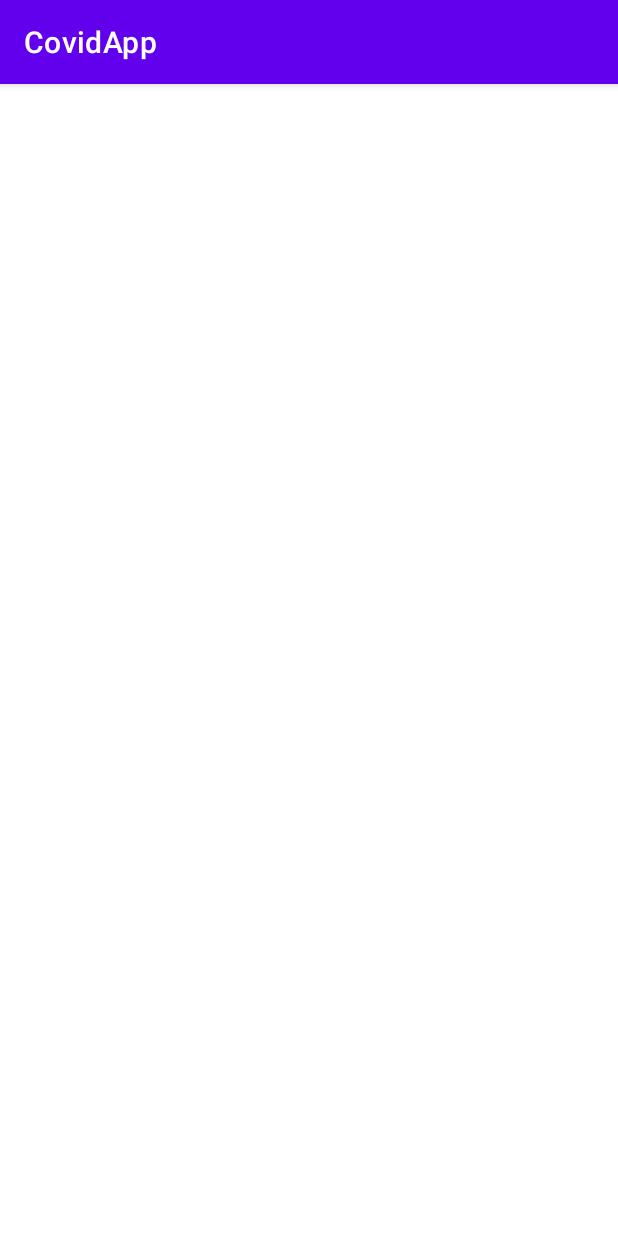
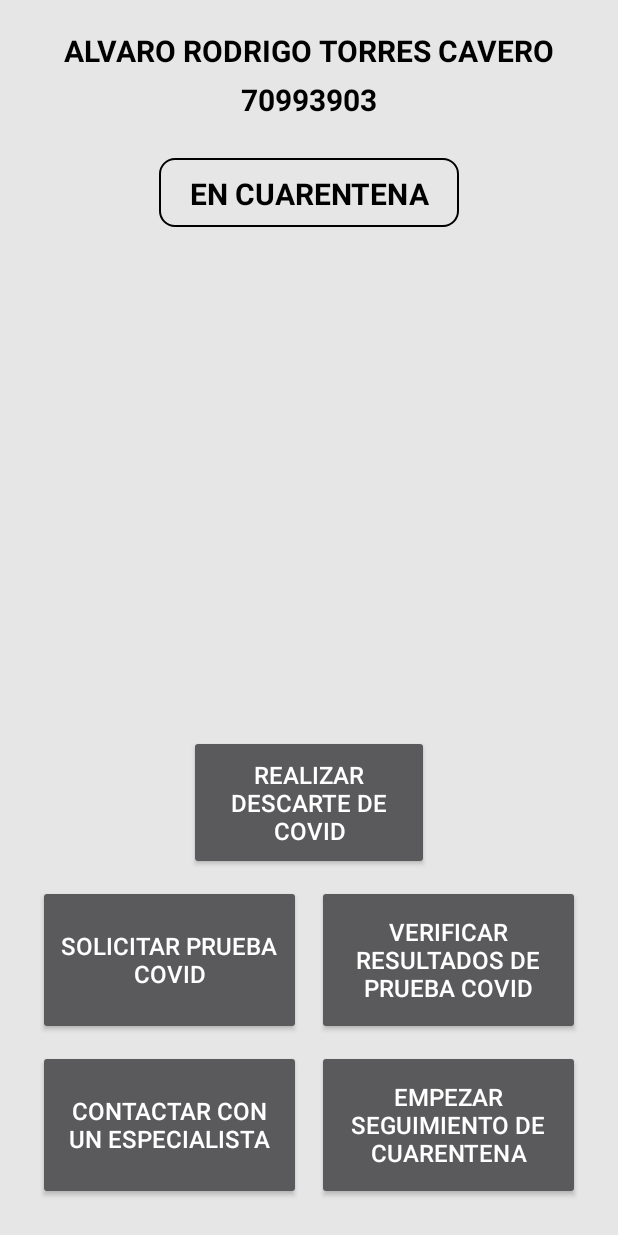
Before and after one commit to Alvaro2399/AppCovid, an Android app: the PaginaPrincipal screen opened directly, with no data from a screen before it, on a phone screen of 412 x 824 dp. Run offline under Robolectric (Android 15) with nearby library versions, the phone set to English and light mode, and no system bars.

Commit message:
Version mas actualizada al 4/05/2021

```diff
--- a/app/src/main/AndroidManifest.xml
+++ b/app/src/main/AndroidManifest.xml
@@ -9,7 +9,11 @@
         android:roundIcon="@mipmap/ic_launcher_round"
         android:supportsRtl="true"
         android:theme="@style/Theme.AppCovid">
-        <activity android:name=".PaginaPrincipal"></activity>
+        <activity android:name=".PaginaPrincipal"
+            android:theme="@style/Theme.AppCompat.NoActionBar"
+            >
+
+        </activity>
         <activity
             android:name=".EvaluacionCovid"
             android:theme="@style/Theme.AppCompat.NoActionBar"></activity>
--- a/app/src/main/java/com/example/appcovid/EvaluacionCovid.java
+++ b/app/src/main/java/com/example/appcovid/EvaluacionCovid.java
@@ -2,7 +2,9 @@ package com.example.appcovid;
 
 import androidx.appcompat.app.AppCompatActivity;
 
+import android.content.Intent;
 import android.os.Bundle;
+import android.view.View;
 
 public class EvaluacionCovid extends AppCompatActivity {
 
@@ -11,4 +13,14 @@ public class EvaluacionCovid extends AppCompatActivity {
         super.onCreate(savedInstanceState);
         setContentView(R.layout.activity_evaluacion_covid);
     }
+
+    //Metodo para pasar de ventana
+    public void ContinuarPagPrin(View view){
+            Intent contpagprin = new Intent(this, PaginaPrincipal.class);
+        startActivity(contpagprin);
+    }
+
+
+
+
 }
--- a/app/src/main/java/com/example/appcovid/PaginaPrincipal.java
+++ b/app/src/main/java/com/example/appcovid/PaginaPrincipal.java
@@ -2,7 +2,9 @@ package com.example.appcovid;
 
 import androidx.appcompat.app.AppCompatActivity;
 
+import android.content.Intent;
 import android.os.Bundle;
+import android.view.View;
 
 public class PaginaPrincipal extends AppCompatActivity {
 
@@ -11,4 +13,12 @@ public class PaginaPrincipal extends AppCompatActivity {
         super.onCreate(savedInstanceState);
         setContentView(R.layout.activity_pagina_principal);
     }
+
+    //Metodo para pasar de ventana
+    public void DescarteCovid(View view){
+        Intent descarte = new Intent(this, EvaluacionCovid.class);
+        startActivity(descarte);
+    }
+
+
 }
--- a/app/src/main/res/layout/activity_evaluacion_covid.xml
+++ b/app/src/main/res/layout/activity_evaluacion_covid.xml
@@ -422,6 +422,7 @@
                 android:layout_marginTop="13dp"
                 android:layout_marginRight="2dp"
                 android:layout_toLeftOf="@id/separador_medio"
+
                 android:text="CANCELAR" />
 
             <Button
@@ -430,10 +431,11 @@
                 android:layout_height="50dp"
                 android:layout_below="@id/line_separador9"
                 android:layout_alignParentRight="true"
+                android:layout_marginLeft="2dp"
+                android:layout_marginTop="13dp"
+                android:layout_marginRight="25dp"
                 android:layout_toRightOf="@id/separador_medio"
-                android:layout_marginLeft="2dp"
-                android:layout_marginRight="25dp"
-                android:layout_marginTop="13dp"
+                android:onClick="ContinuarPagPrin"
                 android:text="CONTINUAR" />
 
             <TextView
--- a/app/src/main/res/layout/activity_pagina_principal.xml
+++ b/app/src/main/res/layout/activity_pagina_principal.xml
@@ -1,9 +1,153 @@
 <?xml version="1.0" encoding="utf-8"?>
-<androidx.constraintlayout.widget.ConstraintLayout xmlns:android="http://schemas.android.com/apk/res/android"
+<RelativeLayout xmlns:android="http://schemas.android.com/apk/res/android"
     xmlns:app="http://schemas.android.com/apk/res-auto"
     xmlns:tools="http://schemas.android.com/tools"
     android:layout_width="match_parent"
     android:layout_height="match_parent"
+    android:background="#E6E6E6"
     tools:context=".PaginaPrincipal">
 
-</androidx.constraintlayout.widget.ConstraintLayout>
+    <ScrollView
+        android:layout_width="match_parent"
+        android:layout_height="match_parent"
+        android:fillViewport="true">
+
+        <RelativeLayout
+            android:layout_width="match_parent"
+            android:layout_height="match_parent"
+            android:orientation="vertical">
+
+            <TextView
+                android:id="@+id/Et_NombreUsuario"
+                android:layout_width="wrap_content"
+                android:layout_height="wrap_content"
+                android:layout_alignParentTop="true"
+                android:layout_alignParentLeft="true"
+                android:layout_alignParentRight="true"
+                android:layout_marginRight="25dp"
+                android:layout_marginLeft="25dp"
+                android:layout_marginTop="20dp"
+                android:text="ALVARO RODRIGO TORRES CAVERO"
+                android:textSize="20dp"
+                android:textColor="@color/black"
+                android:textStyle="bold"
+                android:textAlignment="center"
+                />
+
+            <TextView
+                android:id="@+id/Et_DniUsuario"
+                android:layout_width="wrap_content"
+                android:layout_height="wrap_content"
+                android:layout_centerHorizontal="true"
+                android:layout_below="@+id/Et_NombreUsuario"
+                android:layout_marginTop="5dp"
+                android:text="70993903"
+                android:textSize="20dp"
+                android:textColor="@color/black"
+                android:textStyle="bold"
+                android:textAlignment="center"
+                />
+
+            <TextView
+                android:id="@+id/Et_EstadoUsuario"
+                android:layout_width="200dp"
+                android:layout_height="46dp"
+                android:layout_centerHorizontal="true"
+                android:layout_below="@+id/Et_DniUsuario"
+                android:layout_marginTop="25dp"
+                android:text="EN CUARENTENA"
+                android:textSize="20dp"
+                android:background="@drawable/stylo_borde_edittext"
+                android:textColor="@color/black"
+                android:textStyle="bold"
+                android:textAlignment="center"
+                />
+
+
+            <TextView
+                android:id="@+id/separador_PP_botones"
+                android:layout_width="wrap_content"
+                android:layout_height="wrap_content"
+                android:layout_centerHorizontal="true"
+                android:layout_alignParentBottom="true"
+                android:layout_marginBottom="30dp"
+                android:layout_marginTop="10dp"/>
+
+            <Button
+                android:id="@+id/btn_PP_Contacto_Esp"
+                android:layout_width="160dp"
+                android:layout_height="100dp"
+                android:layout_alignParentBottom="true"
+                android:layout_alignParentLeft="true"
+                android:layout_marginLeft="25dp"
+                android:layout_marginBottom="24dp"
+                android:layout_toLeftOf="@id/separador_PP_botones"
+                android:layout_marginRight="5dp"
+                android:text="CONTACTAR CON UN ESPECIALISTA"
+                android:textSize="16dp"
+                />
+
+            <Button
+                android:id="@+id/btn_PP_Seguimiento"
+                android:layout_width="160dp"
+                android:layout_height="100dp"
+                android:layout_alignParentBottom="true"
+                android:layout_alignParentRight="true"
+                android:layout_marginRight="25dp"
+                android:layout_marginBottom="24dp"
+                android:layout_toRightOf="@id/separador_PP_botones"
+                android:layout_marginLeft="5dp"
+                android:text="EMPEZAR SEGUIMIENTO DE CUARENTENA"
+                android:textSize="16dp"
+                />
+
+            <Button
+                android:id="@+id/btn_PP_SolicitarPrueba"
+                android:layout_width="160dp"
+                android:layout_height="100dp"
+                android:layout_alignParentLeft="true"
+                android:layout_marginLeft="25dp"
+                android:layout_above="@id/btn_PP_Contacto_Esp"
+                android:layout_marginBottom="10dp"
+                android:layout_toLeftOf="@id/separador_PP_botones"
+                android:layout_marginRight="5dp"
+                android:text="SOLICITAR PRUEBA COVID"
+                android:textSize="16dp"
+                />
+
+            <Button
+                android:id="@+id/btn_PP_ResultadosPrueba"
+                android:layout_width="160dp"
+                android:layout_height="100dp"
+                android:layout_alignParentRight="true"
+                android:layout_marginLeft="5dp"
+                android:layout_above="@id/btn_PP_Contacto_Esp"
+                android:layout_marginBottom="10dp"
+                android:layout_toRightOf="@id/separador_PP_botones"
+                android:layout_marginRight="25dp"
+                android:text="VERIFICAR RESULTADOS DE PRUEBA COVID"
+                android:textSize="16dp"
+
+                />
+
+            <Button
+                android:id="@+id/btn_PP_EvaluacionSintomas"
+                android:layout_width="160dp"
+                android:layout_height="90dp"
+                android:layout_above="@id/btn_PP_SolicitarPrueba"
+                android:layout_centerHorizontal="true"
+                android:layout_marginBottom="10dp"
+                android:onClick="DescarteCovid"
+                android:text="REALIZAR DESCARTE DE COVID"
+
+                android:textSize="16dp" />
+
+
+
+        </RelativeLayout>
+
+
+    </ScrollView>
+
+
+</RelativeLayout>
```
